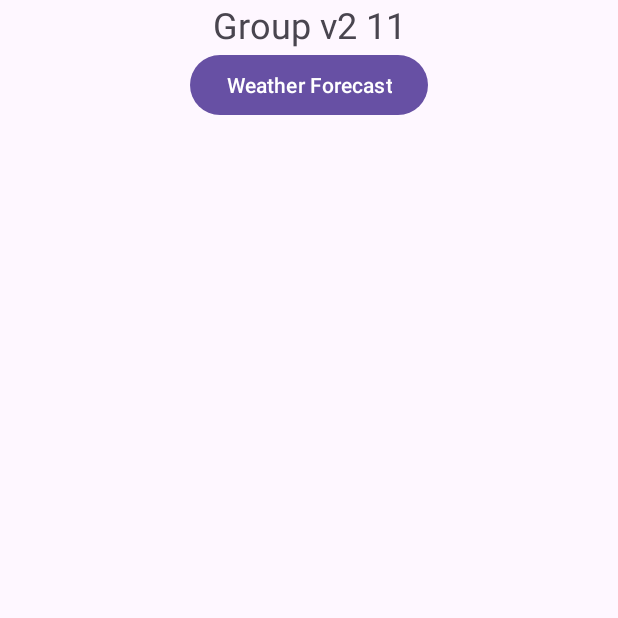
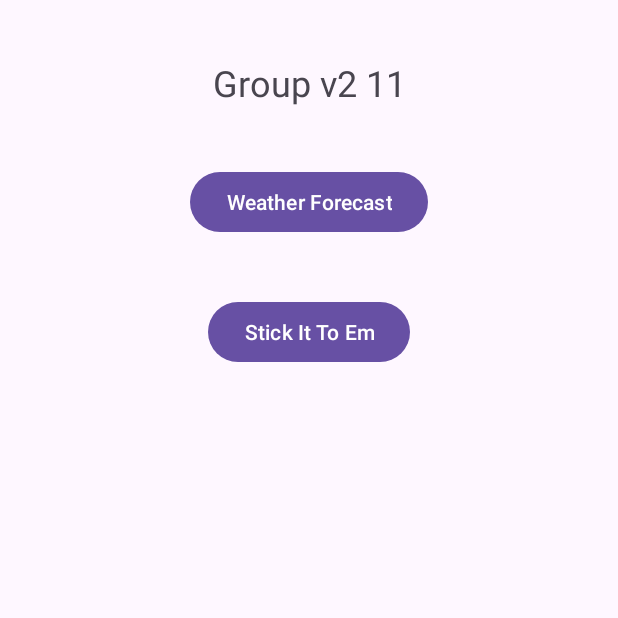
Before and after one commit to CS5520Feinberg/final-project-v2-group-11, an Android app: the screen it shows after launch (MainActivity), on a phone screen of 412 x 824 dp, the top half of it. Run offline under Robolectric (Android 15) with nearby library versions, the phone set to English and light mode, and no system bars.

Commit message:
added stickittoem button

```diff
--- a/NUMAD23Su_gourpv2_11/app/src/main/AndroidManifest.xml
+++ b/NUMAD23Su_gourpv2_11/app/src/main/AndroidManifest.xml
@@ -3,6 +3,7 @@
     xmlns:tools="http://schemas.android.com/tools">
 
     <uses-permission android:name="android.permission.INTERNET" />
+
     <application
         android:allowBackup="true"
         android:dataExtractionRules="@xml/data_extraction_rules"
@@ -13,6 +14,9 @@
         android:supportsRtl="true"
         android:theme="@style/Theme.NUMAD23Su_gourpv2_11"
         tools:targetApi="31">
+        <activity
+            android:name=".StickItToEm"
+            android:exported="false" />
         <activity
             android:name=".SecondActivity"
             android:exported="false" />
--- a/NUMAD23Su_gourpv2_11/app/src/main/java/com/example/numad23su_gourpv2_11/MainActivity.java
+++ b/NUMAD23Su_gourpv2_11/app/src/main/java/com/example/numad23su_gourpv2_11/MainActivity.java
@@ -1,10 +1,10 @@
 package com.example.numad23su_gourpv2_11;
 
-import android.content.Intent;
-import android.os.Bundle;
-import android.widget.Button;
+        import android.content.Intent;
+        import android.os.Bundle;
+        import android.widget.Button;
 
-import androidx.appcompat.app.AppCompatActivity;
+        import androidx.appcompat.app.AppCompatActivity;
 
 public class MainActivity extends AppCompatActivity {
 
@@ -14,9 +14,16 @@ public class MainActivity extends AppCompatActivity {
         setContentView(R.layout.activity_main);
 
         Button openSecondActivityButton = findViewById(R.id.button_open_second_activity);
+        Button stickItToEmBtn = findViewById(R.id.stickItToEmButton);
+
         openSecondActivityButton.setOnClickListener(view -> {
             Intent intent = new Intent(MainActivity.this, SecondActivity.class);
             startActivity(intent);
         });
+
+        stickItToEmBtn.setOnClickListener(view -> {
+            Intent intent1 = new Intent(MainActivity.this, StickItToEm.class);
+            startActivity(intent1);
+        });
     }
 }
--- a/NUMAD23Su_gourpv2_11/app/src/main/res/layout/activity_main.xml
+++ b/NUMAD23Su_gourpv2_11/app/src/main/res/layout/activity_main.xml
@@ -22,8 +22,20 @@
         android:layout_width="wrap_content"
         android:layout_height="wrap_content"
         android:text="@string/weather_forecast"
+        app:layout_constraintBottom_toTopOf="@+id/stickItToEmButton"
         app:layout_constraintEnd_toEndOf="parent"
         app:layout_constraintStart_toStartOf="parent"
         app:layout_constraintTop_toBottomOf="@+id/textView" />
 
+    <Button
+        android:id="@+id/stickItToEmButton"
+        android:layout_width="wrap_content"
+        android:layout_height="wrap_content"
+        android:layout_marginTop="197dp"
+        android:text="Stick It To Em"
+        app:layout_constraintEnd_toEndOf="parent"
+        app:layout_constraintStart_toStartOf="parent"
+        app:layout_constraintTop_toTopOf="parent"
+        tools:ignore="HardcodedText" />
+
 </androidx.constraintlayout.widget.ConstraintLayout>
--- a/NUMAD23Su_gourpv2_11/app/src/main/res/values/strings.xml
+++ b/NUMAD23Su_gourpv2_11/app/src/main/res/values/strings.xml
@@ -9,4 +9,5 @@
     <string name="tempImage">TODO</string>
     <string name="weather_forecast">Weather Forecast</string>
     <string name="todo1">TODO</string>
+    <string name="stick_it_to_em">stick_it_to_em</string>
 </resources>
```
Also changed, not shown: NUMAD23Su_gourpv2_11/app/src/main/java/com/example/numad23su_gourpv2_11/StickItToEm.java (added, +14 -0 lines), NUMAD23Su_gourpv2_11/app/src/main/res/layout/activity_stick_it_to_em.xml (added, +9 -0 lines).
